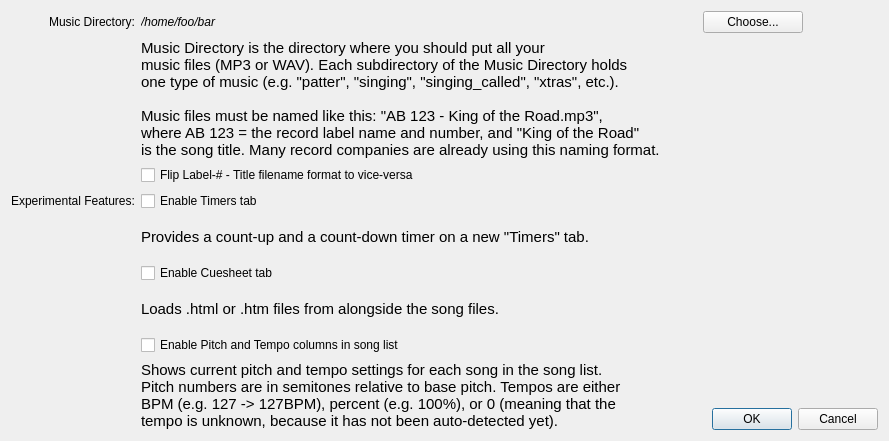
First picture: the form in SquareDesk-DEV/test123/preferencesdialog.ui, repository mpogue2/SquareDesk, before the edit.
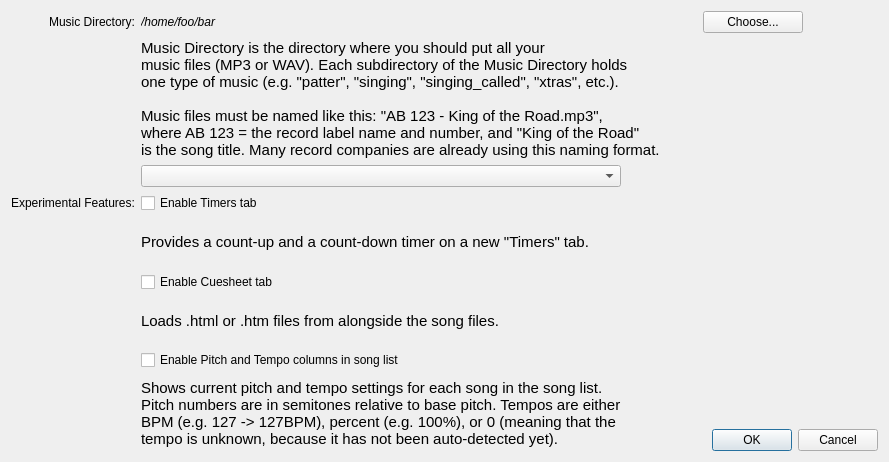
Second picture: the form after the edit.

Commit message: Midway through moving to a pull-down for filename format

```diff
--- a/SquareDesk-DEV/test123/preferencesdialog.ui
+++ b/SquareDesk-DEV/test123/preferencesdialog.ui
@@ -7,7 +7,7 @@
     <x>0</x>
     <y>0</y>
     <width>889</width>
-    <height>441</height>
+    <height>462</height>
    </rect>
   </property>
   <property name="windowTitle">
@@ -124,11 +124,7 @@
     </widget>
    </item>
    <item row="3" column="1">
-    <widget class="QCheckBox" name="checkBoxReverseLabelTitle">
-     <property name="text">
-      <string>Flip Label-# - Title filename format to vice-versa</string>
-     </property>
-    </widget>
+    <widget class="QComboBox" name="comboBoxSongNameFormat"/>
    </item>
   </layout>
  </widget>
```
The commit also changes 4 other files.
